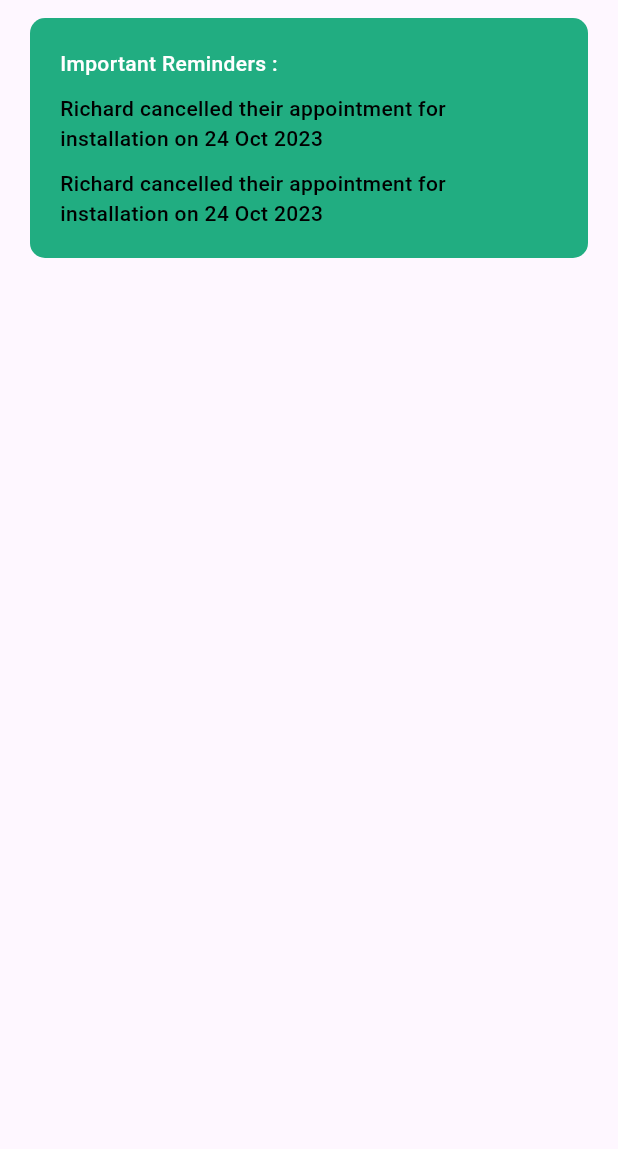
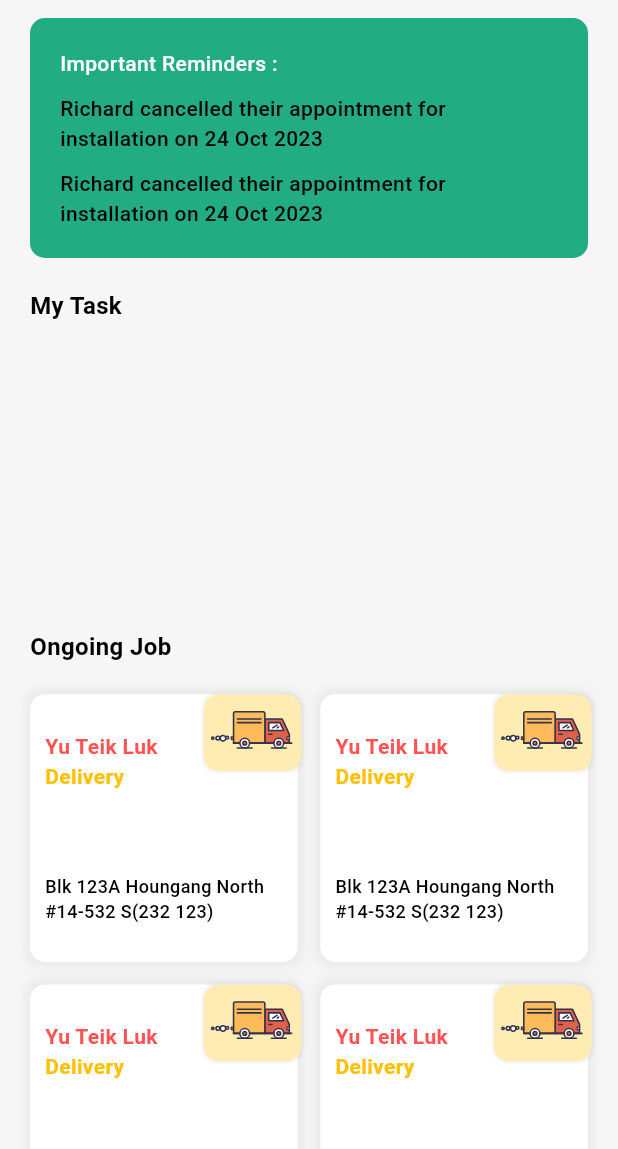
Before and after one commit to UnidboxIT/UnidboxApp, a Flutter app: the HomeScreen screen opened directly, on a phone screen of 412 x 824 dp, the part 87-1236 px from its top. Run offline on Flutter 3.47's test engine with Material 3 defaults, Android fonts, the light colour scheme and no system bars; our stand-ins replace focus_detector_v2, get, get_storage, lottie, responsive_sizer; accounts and stored records are empty.

Commit message:
onjoing job

```diff
--- a/lib/views/screens/home_screens/home_screen.dart
+++ b/lib/views/screens/home_screens/home_screen.dart
@@ -4,6 +4,8 @@ import 'package:unidbox_app/utils/commons/super_scaffold.dart';
 
 import 'widgets/home_app_bar_widget.dart';
 import 'widgets/important_reminder_widget.dart';
+import 'widgets/my_task_widget.dart';
+import 'widgets/ongoing_job_widget.dart';
 
 class HomeScreen extends StatelessWidget {
   const HomeScreen({super.key});
@@ -11,17 +13,30 @@ class HomeScreen extends StatelessWidget {
   @override
   Widget build(BuildContext context) {
     return SuperScaffold(
+      topColor: const Color(0xffF6F6F6),
+      botColor: Colors.white,
       child: Scaffold(
+        backgroundColor: const Color(0xffF6F6F6),
         body: SizedBox(
           width: 100.w,
           height: 100.h,
           child: Column(
+            crossAxisAlignment: CrossAxisAlignment.start,
             children: [
               const HomeAppBarWidget(),
               Container(
                 padding: const EdgeInsets.only(left: 20, right: 20),
                 child: const ImportantReminderWidget(),
               ),
+              Expanded(
+                child: ListView(
+                  shrinkWrap: true,
+                  children: const [
+                    MyTaskWidget(),
+                    OngoingJobWidget(),
+                  ],
+                ),
+              )
             ],
           ),
         ),
--- a/lib/views/screens/home_screens/widgets/my_task_widget.dart
+++ b/lib/views/screens/home_screens/widgets/my_task_widget.dart
@@ -1,4 +1,5 @@
 import 'package:flutter/material.dart';
+import 'package:responsive_sizer/responsive_sizer.dart';
 import 'package:unidbox_app/views/widgets/text_widget.dart';
 
 class MyTaskWidget extends StatelessWidget {
@@ -6,10 +7,21 @@ class MyTaskWidget extends StatelessWidget {
 
   @override
   Widget build(BuildContext context) {
-    return Column(
-      children: [
-        textWidget("My Task"),
-      ],
+    return Container(
+      padding: const EdgeInsets.symmetric(horizontal: 20, vertical: 20),
+      child: Column(
+        crossAxisAlignment: CrossAxisAlignment.start,
+        children: [
+          textWidget(
+            "My Task",
+            fontWeight: FontWeight.w600,
+            size: 16,
+          ),
+          Container(
+            height: 20.h,
+          )
+        ],
+      ),
     );
   }
 }
--- /dev/null
+++ b/lib/views/screens/home_screens/widgets/ongoing_job_widget.dart
@@ -0,0 +1,110 @@
+import 'package:flutter/cupertino.dart';
+import 'package:flutter/material.dart';
+import 'package:flutter/widgets.dart';
+import 'package:lottie/lottie.dart';
+import 'package:responsive_sizer/responsive_sizer.dart';
+import 'package:unidbox_app/views/widgets/text_widget.dart';
+
+class OngoingJobWidget extends StatelessWidget {
+  const OngoingJobWidget({super.key});
+
+  @override
+  Widget build(BuildContext context) {
+    return Container(
+      padding: const EdgeInsets.symmetric(horizontal: 20, vertical: 20),
+      child: Column(
+        crossAxisAlignment: CrossAxisAlignment.start,
+        children: [
+          textWidget(
+            "Ongoing Job",
+            fontWeight: FontWeight.w600,
+            size: 16,
+          ),
+          const SizedBox(height: 20),
+          GridView.builder(
+            physics: const NeverScrollableScrollPhysics(),
+            itemBuilder: (context, index) {
+              return eachOngoingJobWidget();
+            },
+            shrinkWrap: true,
+            itemCount: 4,
+            gridDelegate: const SliverGridDelegateWithFixedCrossAxisCount(
+              crossAxisCount: 2,
+              childAspectRatio: 1,
+              mainAxisSpacing: 15,
+              crossAxisSpacing: 15,
+            ),
+          ),
+        ],
+      ),
+    );
+  }
+
+  Widget eachOngoingJobWidget() {
+    return Container(
+      decoration: BoxDecoration(
+          borderRadius: BorderRadius.circular(10),
+          color: Colors.white,
+          boxShadow: [
+            BoxShadow(
+              color: Colors.black.withOpacity(0.05),
+              spreadRadius: 3,
+              blurRadius: 5,
+            ),
+          ]),
+      padding: const EdgeInsets.symmetric(horizontal: 10, vertical: 25),
+      child: Stack(
+        alignment: Alignment.topRight,
+        clipBehavior: Clip.none,
+        children: [
+          Positioned(
+            top: -3.h,
+            right: -3.w,
+            child: Container(
+              width: 65,
+              height: 51,
+              decoration: BoxDecoration(
+                  borderRadius: BorderRadius.circular(10),
+                  color: Colors.amber.shade100,
+                  boxShadow: [
+                    BoxShadow(
+                      color: Colors.black.withOpacity(0.05),
+                      blurRadius: 1,
+                      spreadRadius: 1,
+                    )
+                  ]),
+            ),
+          ),
+          Positioned(
+            top: -5.h,
+            right: -6.w,
+            child: Lottie.asset(
+              "assets/lottie/delivery.json",
+              width: 80,
+              height: 80,
+            ),
+          ),
+          Column(
+            crossAxisAlignment: CrossAxisAlignment.start,
+            children: [
+              textWidget(
+                "Yu Teik Luk",
+                color: Colors.redAccent,
+                size: 14,
+                fontWeight: FontWeight.w700,
+              ),
+              textWidget(
+                "Delivery",
+                color: Colors.amber,
+                fontWeight: FontWeight.w700,
+                size: 14,
+              ),
+              const Spacer(),
+              textWidget("Blk 123A Houngang North #14-532 S(232 123)", size: 12)
+            ],
+          ),
+        ],
+      ),
+    );
+  }
+}
--- a/lib/views/screens/login_screens/widgets/login_button_widget.dart
+++ b/lib/views/screens/login_screens/widgets/login_button_widget.dart
@@ -2,7 +2,6 @@ import 'package:flutter/cupertino.dart';
 import 'package:flutter/material.dart';
 import 'package:responsive_sizer/responsive_sizer.dart';
 import 'package:unidbox_app/controllers/login_controller.dart';
-import 'package:unidbox_app/utils/commons/common_method.dart';
 import 'package:unidbox_app/utils/constant/app_color.dart';
 import 'package:unidbox_app/views/widgets/text_widget.dart';
 
--- a/lib/views/screens/login_screens/widgets/remember_me_widget.dart
+++ b/lib/views/screens/login_screens/widgets/remember_me_widget.dart
@@ -19,7 +19,7 @@ Widget rememberMeWidget(LoginController loginController) {
         children: [
           Icon(
             loginController.isRememberMe
-                ? Icons.check_box_outlined
+                ? Icons.check_box_rounded
                 : Icons.check_box_outline_blank,
             color: loginController.isRememberMe
                 ? AppColor.primary
--- a/pubspec.yaml
+++ b/pubspec.yaml
@@ -14,6 +14,7 @@ dependencies:
   get: ^4.6.6
   get_storage: ^2.1.1
   responsive_sizer: ^3.3.1
+  lottie: ^3.1.0
 
 
 dev_dependencies:
@@ -28,6 +29,8 @@ flutter:
   # To add assets to your application, add an assets section, like this:
   assets:
     - assets/images/
+    - assets/icons/
+    - assets/lottie/
   #   - images/a_dot_ham.jpeg
   # fonts:
   #   - family: Schyler
```
Also changed, not shown: assets/lottie/delivery.json (added, +1 -0 lines), lib/controllers/login_controller.dart (+10 -5 lines), lib/controllers/nav_bar_controller.dart (added, +95 -0 lines), lib/main.dart (+6 -2 lines), lib/main_screen.dart (added, +29 -0 lines), lib/models/admin.dart (+2 -25 lines), lib/views/widgets/bottom_nav_bar.dart (added, +75 -0 lines), pubspec.lock.
